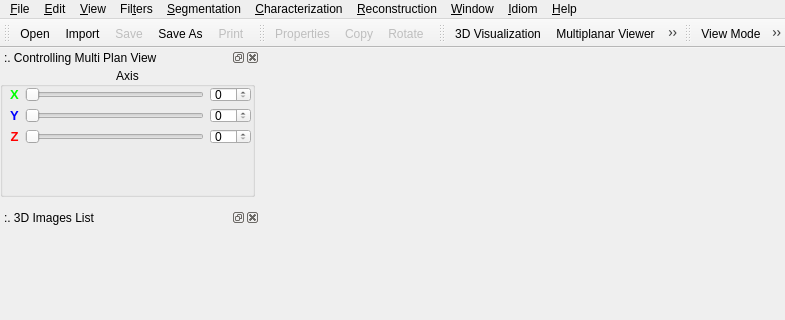
Before: the Qt Designer form src/lvpinterface.ui in ldsc/lvp, drawn with Qt 5; both pictures show x 0 to 785 and y 0 to 320 of the 785 by 1220 pixel window.
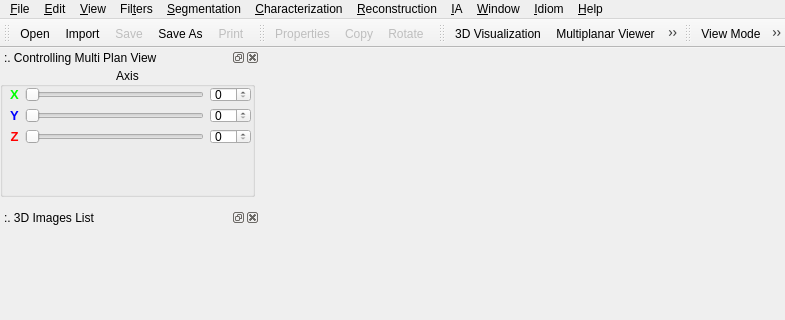
After: the same form once the commit is applied. Icons and pictures are not drawn.

```diff
--- a/src/lvpinterface.ui
+++ b/src/lvpinterface.ui
@@ -251,6 +251,12 @@
      <string>&amp;Idiom</string>
     </property>
    </widget>
+   <widget class="QMenu" name="menuIA">
+    <property name="title">
+     <string>&amp;IA</string>
+    </property>
+    <addaction name="actionGatherImageData"/>
+   </widget>
    <widget class="QMenu" name="menuReconstruction">
     <property name="title">
      <string>&amp;Reconstruction</string>
@@ -273,6 +279,7 @@
    <addaction name="menuSegmentation"/>
    <addaction name="menuCharacterization"/>
    <addaction name="menuReconstruction"/>
+   <addaction name="menuIA"/>
    <addaction name="menuWindow"/>
    <addaction name="menuLanguage"/>
    <addaction name="menu_Help"/>
```
Left out of the diff: 8 changed lines with no effect on the pictures.
